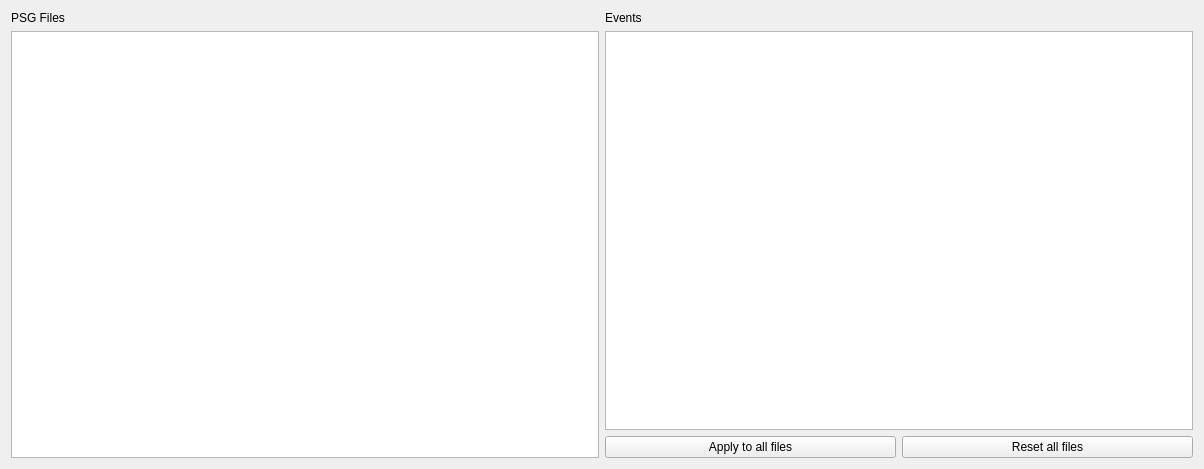
The window that tools/CEAMSTools/ConvertEDFbrowser/GroupDefinition/Ui_GroupDefinition.ui (SnoozToolbox/snooz-package-ceams) describes before a commit, drawn with Qt 5.
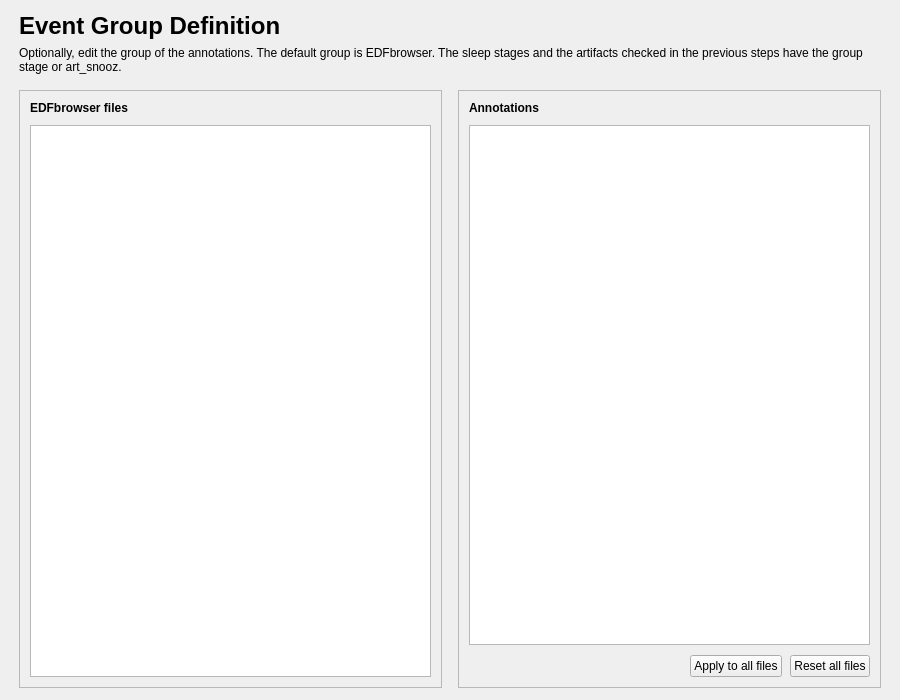
The same window after the commit.

Commit message: Convert Annotations from EDFbrowser: redesigned pages (tool 2.3.2)

The edit to the form file:
```diff
--- a/tools/CEAMSTools/ConvertEDFbrowser/GroupDefinition/Ui_GroupDefinition.ui
+++ b/tools/CEAMSTools/ConvertEDFbrowser/GroupDefinition/Ui_GroupDefinition.ui
@@ -5,20 +5,103 @@
    <rect>
     <x>0</x>
     <y>0</y>
-    <width>1204</width>
-    <height>469</height>
+    <width>900</width>
+    <height>700</height>
    </rect>
   </property>
   <property name="windowTitle">
    <string>Form</string>
   </property>
-  <layout class="QHBoxLayout" name="horizontalLayout_2">
-   <item>
     <layout class="QVBoxLayout" name="verticalLayout">
+   <property name="spacing">
+    <number>16</number>
+   </property>
+   <property name="leftMargin">
+    <number>19</number>
+   </property>
+   <property name="topMargin">
+    <number>12</number>
+   </property>
+   <property name="rightMargin">
+    <number>19</number>
+   </property>
+   <property name="bottomMargin">
+    <number>12</number>
+   </property>
+   <item>
+    <layout class="QVBoxLayout" name="header_layout">
+     <property name="spacing">
+      <number>6</number>
+     </property>
+     <item>
+      <widget class="QLabel" name="title_label">
+       <property name="font">
+        <font>
+         <pointsize>18</pointsize>
+         <bold>true</bold>
+        </font>
+       </property>
+       <property name="text">
+        <string>Event Group Definition</string>
+       </property>
+      </widget>
+     </item>
+     <item>
+      <widget class="QLabel" name="subtitle_label">
+       <property name="text">
+        <string>Optionally, edit the group of the annotations. The default group is EDFbrowser. The sleep stages and the artifacts checked in the previous steps have the group stage or art_snooz.</string>
+       </property>
+       <property name="wordWrap">
+        <bool>true</bool>
+       </property>
+       <property name="variant" stdset="0">
+        <string notr="true">help</string>
+       </property>
+      </widget>
+     </item>
+    </layout>
+   </item>
+   <item>
+    <layout class="QHBoxLayout" name="lists_layout" stretch="1,1">
+     <property name="spacing">
+      <number>16</number>
+     </property>
+     <item>
+      <widget class="QFrame" name="files_card">
+       <property name="frameShape">
+        <enum>QFrame::Shape::StyledPanel</enum>
+       </property>
+       <property name="frameShadow">
+        <enum>QFrame::Shadow::Raised</enum>
+       </property>
+       <layout class="QVBoxLayout" name="files_card_layout">
+        <property name="spacing">
+         <number>10</number>
+        </property>
+        <property name="leftMargin">
+         <number>10</number>
+        </property>
+        <property name="topMargin">
+         <number>10</number>
+        </property>
+        <property name="rightMargin">
+         <number>10</number>
+        </property>
+        <property name="bottomMargin">
+         <number>10</number>
+        </property>
      <item>
       <widget class="QLabel" name="label">
+          <property name="font">
+           <font>
+            <bold>true</bold>
+           </font>
+          </property>
+          <property name="toolTip">
+           <string>Select an EDFbrowser file to show its annotations.</string>
+          </property>
        <property name="text">
-        <string>PSG Files</string>
+           <string>EDFbrowser files</string>
        </property>
       </widget>
      </item>
@@ -26,13 +109,44 @@
       <widget class="QListView" name="file_listview" />
      </item>
     </layout>
+      </widget>
    </item>
    <item>
-    <layout class="QVBoxLayout" name="verticalLayout_2">
+      <widget class="QFrame" name="events_card">
+       <property name="frameShape">
+        <enum>QFrame::Shape::StyledPanel</enum>
+       </property>
+       <property name="frameShadow">
+        <enum>QFrame::Shadow::Raised</enum>
+       </property>
+       <layout class="QVBoxLayout" name="events_card_layout">
+        <property name="spacing">
+         <number>10</number>
+        </property>
+        <property name="leftMargin">
+         <number>10</number>
+        </property>
+        <property name="topMargin">
+         <number>10</number>
+        </property>
+        <property name="rightMargin">
+         <number>10</number>
+        </property>
+        <property name="bottomMargin">
+         <number>10</number>
+        </property>
      <item>
       <widget class="QLabel" name="label_2">
+          <property name="font">
+           <font>
+            <bold>true</bold>
+           </font>
+          </property>
+          <property name="toolTip">
+           <string>Double-click a group to edit it.</string>
+          </property>
        <property name="text">
-        <string>Events</string>
+           <string>Annotations</string>
        </property>
       </widget>
      </item>
@@ -47,10 +161,35 @@
        <property name="selectionBehavior">
         <enum>QAbstractItemView::SelectItems</enum>
        </property>
+          <attribute name="horizontalHeaderDefaultSectionSize">
+           <number>180</number>
+          </attribute>
+          <attribute name="horizontalHeaderStretchLastSection">
+           <bool>true</bool>
+          </attribute>
+          <attribute name="verticalHeaderVisible">
+           <bool>false</bool>
+          </attribute>
       </widget>
      </item>
      <item>
-      <layout class="QHBoxLayout" name="horizontalLayout">
+         <layout class="QHBoxLayout" name="events_buttons_layout" stretch="1,0,0">
+          <property name="spacing">
+           <number>8</number>
+          </property>
+          <item>
+           <spacer name="events_buttons_layout_spacer">
+            <property name="orientation">
+             <enum>Qt::Orientation::Horizontal</enum>
+            </property>
+            <property name="sizeHint" stdset="0">
+             <size>
+              <width>40</width>
+              <height>20</height>
+             </size>
+            </property>
+           </spacer>
+          </item>
        <item>
         <widget class="QPushButton" name="apply_all_pushButton">
          <property name="text">
@@ -68,8 +207,11 @@
       </layout>
      </item>
     </layout>
-   </item>
-  </layout>
+      </widget>
+     </item>
+    </layout>
+   </item>
+  </layout>
  </widget>
  <resources><include location="../../../../../snooz-toolbox/src/main/python/ui/themes/themes.qrc" /></resources>
  <connections>
```
Left out of the diff: 13 changed lines with no effect on the pictures. Lines whose indentation alone changed are shown as unchanged. The commit also changes 14 other files.
